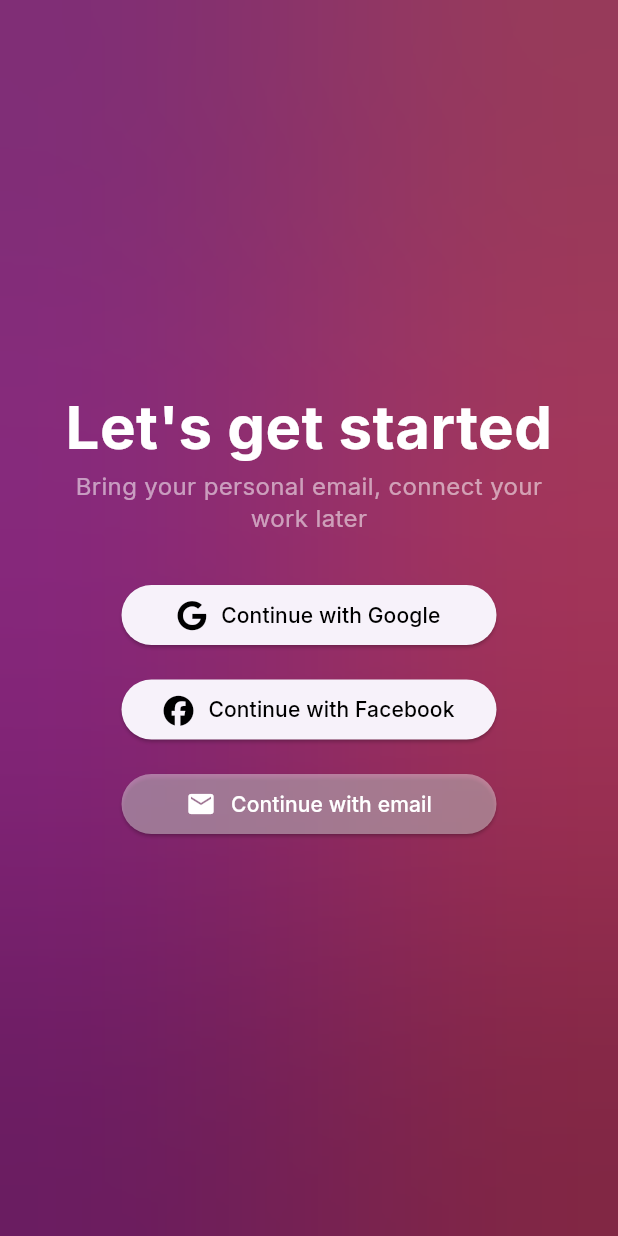
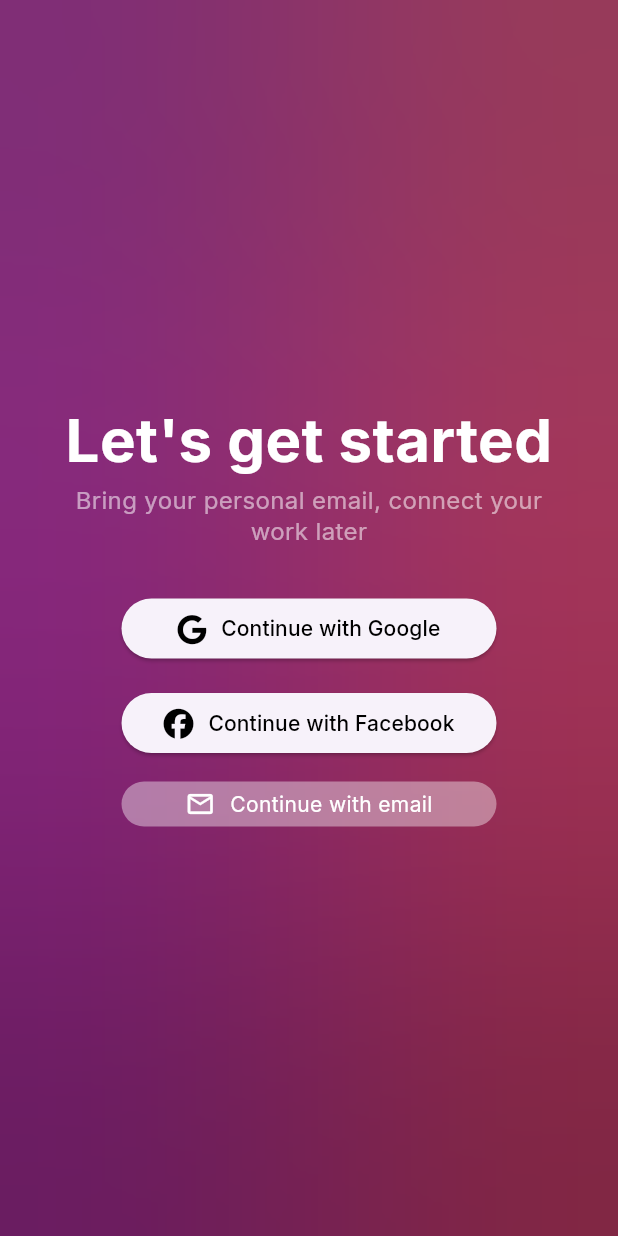
Before and after one commit to sb-dor/Stellarlist, a Flutter app: the screen it shows after launch, on a phone screen of 412 x 824 dp. Run offline on Flutter 3.47's test engine with Material 3 defaults, Android fonts, the phone set to English and light mode, and no system bars; drawn by our look-alikes of carousel_slider; our stand-ins replace auto_route, firebase_auth, firebase_core, flutter_riverpod, font_awesome_flutter, get_it and 8 more; accounts and stored records are empty; generated files the repository leaves out were written again.

Commit message:
added registration ui, mause region on top of some widgets, next and prev button for switching carousel slider

```diff
--- a/lib/features/registration/view/pages/widgets/email_registration_widget.dart
+++ b/lib/features/registration/view/pages/widgets/email_registration_widget.dart
@@ -20,6 +20,7 @@ class _EmailRegistrationWidgetState extends ConsumerState<EmailRegistrationWidge
       mainAxisAlignment: MainAxisAlignment.center,
       children: [
         MouseRegion(
+          cursor: SystemMouseCursors.click,
           onEnter: (v) => setState(() {
             _closeButton = true;
           }),
@@ -32,7 +33,8 @@ class _EmailRegistrationWidgetState extends ConsumerState<EmailRegistrationWidge
                     LetsGetStartedState.showRegistrationButtons,
                   );
             },
-            child: Container(
+            child: AnimatedContainer(
+              duration: const Duration(milliseconds: 100),
               width: 30,
               height: 30,
               decoration: BoxDecoration(
--- a/lib/features/registration/view/pages/widgets/lets_get_started_registration_widget.dart
+++ b/lib/features/registration/view/pages/widgets/lets_get_started_registration_widget.dart
@@ -16,6 +16,8 @@ class LetsGetStartedRegistrationWidget extends ConsumerStatefulWidget {
 
 class _LetsGetStartedRegistrationWidgetState
     extends ConsumerState<LetsGetStartedRegistrationWidget> {
+  bool _continuteWithEmailHover = false;
+
   @override
   Widget build(BuildContext context) {
     return Column(
@@ -108,25 +110,34 @@ class _LetsGetStartedRegistrationWidgetState
           ),
         ),
         const SizedBox(height: 15),
-        SizedBox(
-          width: 250,
-          child: ElevatedButton(
-            style: ButtonStyle(
-              backgroundColor: WidgetStatePropertyAll(
-                Colors.white.withOpacity(0.4),
-              ),
-            ),
-            onPressed: () {
+        MouseRegion(
+          cursor: SystemMouseCursors.click,
+          onEnter: (v) => setState(() {
+            _continuteWithEmailHover = true;
+          }),
+          onExit: (v) => setState(() {
+            _continuteWithEmailHover = false;
+          }),
+          child: GestureDetector(
+            onTap: () {
               ref.read(registrationProviderProvider.notifier).changeStateToEmailRegistration(
                     LetsGetStartedState.showEmailRegistration,
                   );
             },
+            child: AnimatedContainer(
+              duration: const Duration(milliseconds: 100),
+              width: 250,
+              padding: const EdgeInsets.symmetric(vertical: 5),
+              decoration: BoxDecoration(
+                color: _continuteWithEmailHover ? Colors.white : Colors.white.withOpacity(0.4),
+                borderRadius: BorderRadius.circular(20),
+              ),
               child: Row(
                 mainAxisAlignment: MainAxisAlignment.center,
                 children: [
-                const Icon(
-                  Icons.mail,
-                  color: Colors.white,
+                  Icon(
+                    Icons.mail_outline,
+                    color: _continuteWithEmailHover ? Colors.black : Colors.white,
                     size: 20,
                   ),
                   const SizedBox(width: 10),
@@ -134,7 +145,7 @@ class _LetsGetStartedRegistrationWidgetState
                     child: Text(
                       "Continue with email",
                       style: GoogleFonts.inter(
-                      color: Colors.white,
+                        color: _continuteWithEmailHover ? Colors.black : Colors.white,
                       ),
                       textAlign: TextAlign.center,
                     ),
@@ -143,6 +154,7 @@ class _LetsGetStartedRegistrationWidgetState
               ),
             ),
           ),
+        ),
       ],
     );
   }
--- a/lib/features/registration/view/pages/widgets/registration_carousel_slider_widget.dart
+++ b/lib/features/registration/view/pages/widgets/registration_carousel_slider_widget.dart
@@ -14,6 +14,14 @@ class RegistrationCarouselSliderWidget extends StatefulWidget {
 
 class _RegistrationCarouselSliderWidgetState extends State<RegistrationCarouselSliderWidget> {
   double _currentPage = 0;
+
+  late final CarouselSliderController _carouselSliderController;
+
+  @override
+  void initState() {
+    super.initState();
+    _carouselSliderController = CarouselSliderController();
+  }
 
   @override
   Widget build(BuildContext context) {
@@ -62,7 +70,11 @@ class _RegistrationCarouselSliderWidgetState extends State<RegistrationCarouselS
                   ],
                   defaultValue: double.infinity,
                 ).value,
+                child: Stack(
+                  children: [
+                    Positioned.fill(
                       child: CarouselSlider.builder(
+                        carouselController: _carouselSliderController,
                         itemCount: RegistrationIntroductionModel.data.length,
                         options: CarouselOptions(
                           height: ResponsiveValue<double?>(
@@ -127,6 +139,39 @@ class _RegistrationCarouselSliderWidgetState extends State<RegistrationCarouselS
                         },
                       ),
                     ),
+                    if (ResponsiveBreakpoints.of(context).largerThan(MOBILE))
+                      Positioned(
+                        top: 0,
+                        bottom: 0,
+                        left: 20,
+                        width: MediaQuery.of(context).size.width / 3.5,
+                        child: GestureDetector(
+                          onTap: () {
+                            _carouselSliderController.previousPage();
+                          },
+                          child: Container(
+                            color: Colors.transparent,
+                          ),
+                        ),
+                      ),
+                    if (ResponsiveBreakpoints.of(context).largerThan(MOBILE))
+                      Positioned(
+                        top: 0,
+                        bottom: 0,
+                        right: MediaQuery.of(context).size.width / 2.7,
+                        width: MediaQuery.of(context).size.width / 3.5,
+                        child: GestureDetector(
+                          onTap: () {
+                            _carouselSliderController.nextPage();
+                          },
+                          child: Container(
+                            color: Colors.transparent,
+                          ),
+                        ),
+                      ),
+                  ],
+                ),
+              ),
             ),
             const SizedBox(height: 30),
           ],
```
Lines whose indentation alone changed are shown as unchanged.
